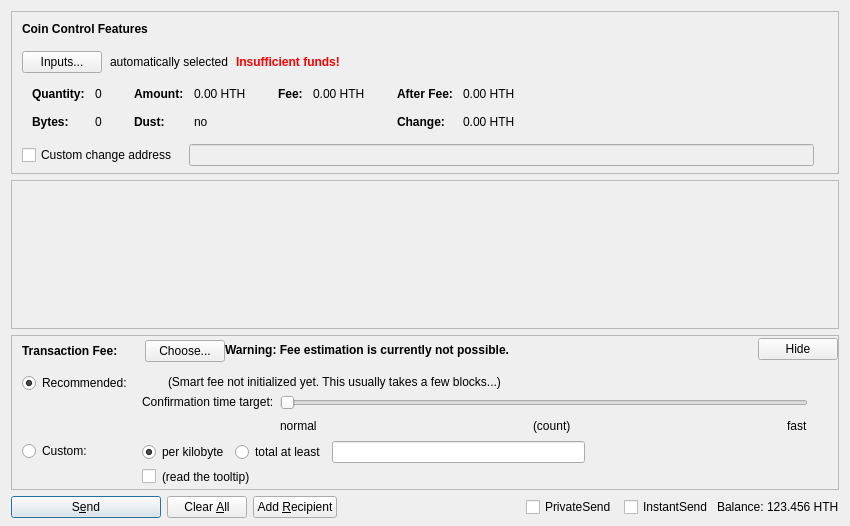
Qt form src/qt/forms/sendcoinsdialog.ui (HTHcoin/helpthehomelesscoin) before a commit.
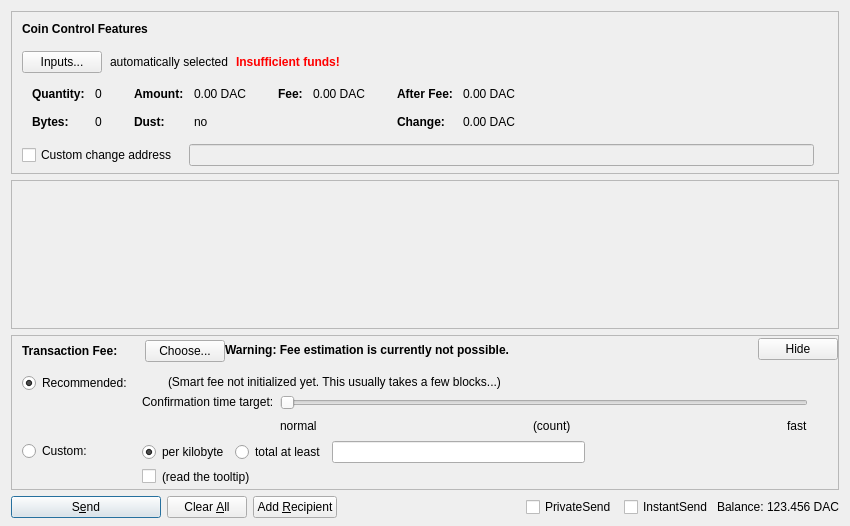
The same form after that commit. Custom widgets are drawn as their Qt base class.

Patch:
```diff
--- a/src/qt/forms/sendcoinsdialog.ui
+++ b/src/qt/forms/sendcoinsdialog.ui
@@ -324,7 +324,7 @@
                   <enum>Qt::ActionsContextMenu</enum>
                  </property>
                  <property name="text">
-                  <string notr="true">0.00 HTH</string>
+                  <string notr="true">0.00 DAC</string>
                  </property>
                  <property name="textInteractionFlags">
                   <set>Qt::LinksAccessibleByMouse|Qt::TextSelectableByKeyboard|Qt::TextSelectableByMouse</set>
@@ -404,7 +404,7 @@
                   <enum>Qt::ActionsContextMenu</enum>
                  </property>
                  <property name="text">
-                  <string notr="true">0.00 HTH</string>
+                  <string notr="true">0.00 DAC</string>
                  </property>
                  <property name="textInteractionFlags">
                   <set>Qt::LinksAccessibleByMouse|Qt::TextSelectableByKeyboard|Qt::TextSelectableByMouse</set>
@@ -455,7 +455,7 @@
                   <enum>Qt::ActionsContextMenu</enum>
                  </property>
                  <property name="text">
-                  <string notr="true">0.00 HTH</string>
+                  <string notr="true">0.00 DAC</string>
                  </property>
                  <property name="textInteractionFlags">
                   <set>Qt::LinksAccessibleByMouse|Qt::TextSelectableByKeyboard|Qt::TextSelectableByMouse</set>
@@ -484,7 +484,7 @@
                   <enum>Qt::ActionsContextMenu</enum>
                  </property>
                  <property name="text">
-                  <string notr="true">0.00 HTH</string>
+                  <string notr="true">0.00 DAC</string>
                  </property>
                  <property name="textInteractionFlags">
                   <set>Qt::LinksAccessibleByMouse|Qt::TextSelectableByKeyboard|Qt::TextSelectableByMouse</set>
@@ -1326,7 +1326,7 @@
           <cursorShape>IBeamCursor</cursorShape>
          </property>
          <property name="text">
-          <string notr="true">123.456 HTH</string>
+          <string notr="true">123.456 DAC</string>
          </property>
          <property name="textInteractionFlags">
           <set>Qt::LinksAccessibleByMouse|Qt::TextSelectableByKeyboard|Qt::TextSelectableByMouse</set>
```
Left out of the diff: 6 changed lines with no effect on the pictures.
